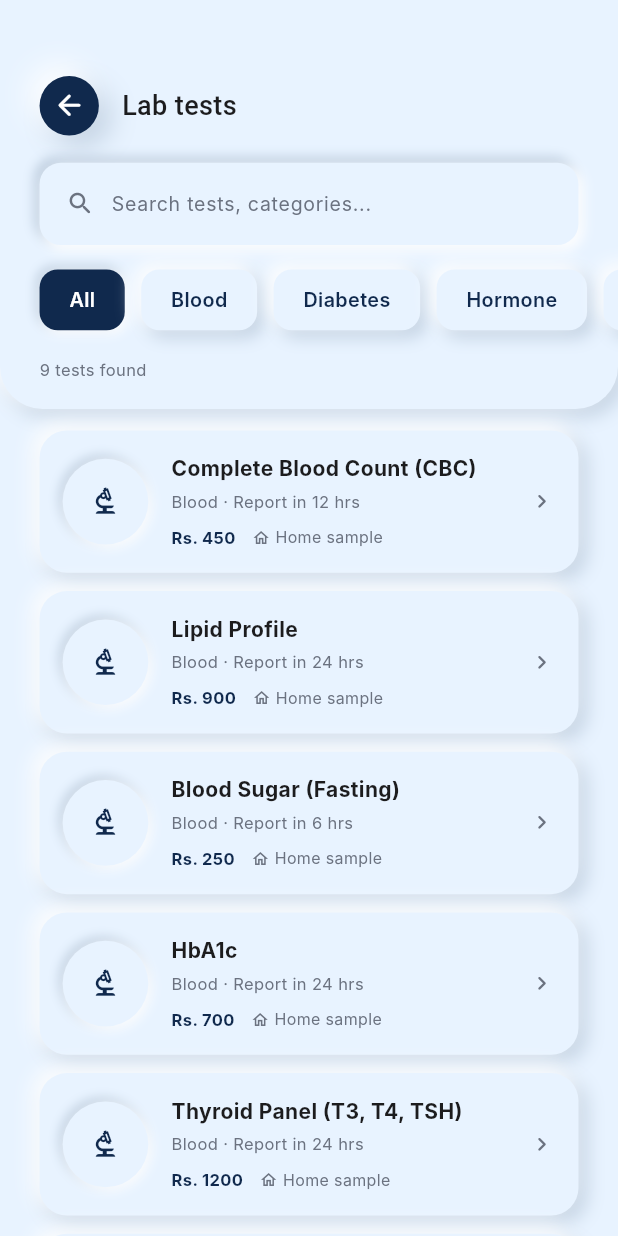
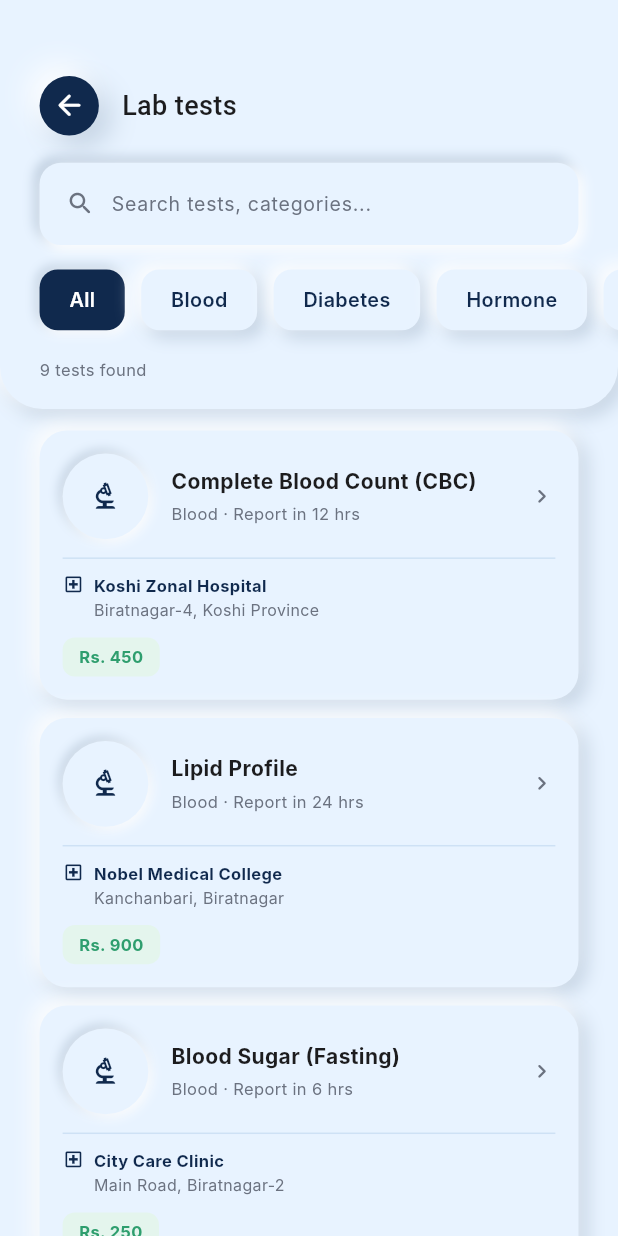
Before and after one commit to swensum/MedConnect, a Flutter app: the LabTestDiscoveryScreen screen opened by its route, on a phone screen of 412 x 824 dp. Run offline on Flutter 3.47's test engine with Material 3 defaults, Android fonts, the phone set to English and light mode, and no system bars; our stand-ins replace file_picker, flutter_riverpod, flutter_screenutil, go_router; Roboto replaces fonts that are missing (Inter, Manrope).

Commit message:
changing ui deisgn

```diff
--- a/lib/Widgets/lab_test_widgets.dart
+++ b/lib/Widgets/lab_test_widgets.dart
@@ -2,6 +2,7 @@ import 'package:flutter/material.dart';
 import 'package:flutter_screenutil/flutter_screenutil.dart';
 import 'package:med_connect/Animations/neumorphic.dart';
 import 'package:med_connect/Theme/theme.dart';
+import 'package:med_connect/Widgets/patient_home_widgets.dart';
 import 'package:med_connect/models/lab_test_model.dart';
 
 class LabTestCard extends StatelessWidget {
@@ -21,7 +22,10 @@ class LabTestCard extends StatelessWidget {
           borderRadius: BorderRadius.circular(18.r),
           boxShadow: neuShadows(distance: 4, blur: 10),
         ),
-        child: Row(
+        child: Column(
+          crossAxisAlignment: CrossAxisAlignment.start,
+          children: [
+            Row(
               children: [
                 Container(
                   width: 52.w,
@@ -53,33 +57,70 @@ class LabTestCard extends StatelessWidget {
                         '${test.sampleType} · Report in ${test.reportTime}',
                         style: AppTextStyles.caption,
                       ),
-                  SizedBox(height: 8.h),
-                  Row(
-                    children: [
-                      Text(
-                        'Rs. ${test.price}',
-                        style: AppTextStyles.caption.copyWith(
-                          color: AppColors.navy,
-                          fontWeight: FontWeight.w700,
-                        ),
-                      ),
-                      if (test.homeSampleAvailable) ...[
-                        SizedBox(width: 10.w),
-                        Icon(Icons.home_outlined, size: 12.sp, color: AppColors.textSecondary),
-                        SizedBox(width: 3.w),
-                        Text(
-                          'Home sample',
-                          style: AppTextStyles.caption.copyWith(fontSize: 10.5.sp),
-                        ),
-                      ],
-                    ],
-                  ),
                     ],
                   ),
                 ),
                 Icon(Icons.chevron_right_rounded, size: 18.sp, color: AppColors.textSecondary),
               ],
             ),
+
+            SizedBox(height: 12.h),
+            Divider(height: 1, color: AppColors.mutedBlue.withValues(alpha: 0.4)),
+            SizedBox(height: 10.h),
+
+            // ---- Lab/hospital info ----
+            Row(
+              crossAxisAlignment: CrossAxisAlignment.start,
+              children: [
+                Icon(Icons.local_hospital_outlined, size: 14.sp, color: AppColors.navy),
+                SizedBox(width: 6.w),
+                Expanded(
+                  child: Column(
+                    crossAxisAlignment: CrossAxisAlignment.start,
+                    children: [
+                      Text(
+                        test.labName,
+                        maxLines: 1,
+                        overflow: TextOverflow.ellipsis,
+                        style: AppTextStyles.caption.copyWith(
+                          fontWeight: FontWeight.w700,
+                          color: AppColors.navy,
+                        ),
+                      ),
+                      SizedBox(height: 1.h),
+                      Text(
+                        test.labAddress,
+                        maxLines: 1,
+                        overflow: TextOverflow.ellipsis,
+                        style: AppTextStyles.caption.copyWith(fontSize: 10.5.sp),
+                      ),
+                    ],
+                  ),
+                ),
+              ],
+            ),
+
+            SizedBox(height: 10.h),
+Row(
+  children: [
+    Container(
+      padding: EdgeInsets.symmetric(horizontal: 10.w, vertical: 5.h),
+      decoration: BoxDecoration(
+        color: kTipTint,
+        borderRadius: BorderRadius.circular(8.r),
+      ),
+      child: Text(
+        'Rs. ${test.price}',
+        style: AppTextStyles.caption.copyWith(
+          color: kTipColor,
+          fontWeight: FontWeight.w700,
+        ),
+      ),
+    ),
+  ],
+),
+          ],
+        ),
       ),
     );
   }
--- a/lib/models/lab_test_model.dart
+++ b/lib/models/lab_test_model.dart
@@ -5,6 +5,8 @@ class LabTest {
     required this.category,
     required this.price,
     required this.sampleType,
+    required this.labName,
+    required this.labAddress,
     this.reportTime = '24 hrs',
     this.homeSampleAvailable = true,
     this.description,
@@ -15,12 +17,19 @@ class LabTest {
   final String category;
   final int price;
   final String sampleType; // e.g. 'Blood', 'Urine'
+  final String labName; // hospital/lab/diagnostic center offering this test
+  final String labAddress;
   final String reportTime;
+
+  /// If true, a technician can come collect the sample at the patient's
+  /// home instead of the patient visiting labName in person.
   final bool homeSampleAvailable;
   final String? description;
 }
 
-// TODO: swap for real lab/test catalog once backend is wired up.
+// TODO: swap for real lab/test catalog once backend is wired up — once
+// there's a location, recommend the nearest labName/labAddress per test
+// rather than this fixed mock assignment.
 const List<LabTest> allLabTests = [
   LabTest(
     id: 'cbc',
@@ -28,6 +37,8 @@ const List<LabTest> allLabTests = [
     category: 'Blood',
     price: 450,
     sampleType: 'Blood',
+    labName: 'Koshi Zonal Hospital',
+    labAddress: 'Biratnagar-4, Koshi Province',
     reportTime: '12 hrs',
     description: 'Measures red cells, white cells, and platelets to check '
         'overall health and detect a range of disorders.',
@@ -38,6 +49,8 @@ const List<LabTest> allLabTests = [
     category: 'Blood',
     price: 900,
     sampleType: 'Blood',
+    labName: 'Nobel Medical College',
+    labAddress: 'Kanchanbari, Biratnagar',
     reportTime: '24 hrs',
     description: 'Checks cholesterol and triglyceride levels to assess '
         'heart disease risk.',
@@ -48,6 +61,8 @@ const List<LabTest> allLabTests = [
     category: 'Diabetes',
     price: 250,
     sampleType: 'Blood',
+    labName: 'City Care Clinic',
+    labAddress: 'Main Road, Biratnagar-2',
     reportTime: '6 hrs',
   ),
   LabTest(
@@ -56,6 +71,8 @@ const List<LabTest> allLabTests = [
     category: 'Diabetes',
     price: 700,
     sampleType: 'Blood',
+    labName: 'Koshi Zonal Hospital',
+    labAddress: 'Biratnagar-4, Koshi Province',
     reportTime: '24 hrs',
     description: 'Average blood sugar level over the past 2-3 months.',
   ),
@@ -65,6 +82,8 @@ const List<LabTest> allLabTests = [
     category: 'Hormone',
     price: 1200,
     sampleType: 'Blood',
+    labName: 'Nobel Medical College',
+    labAddress: 'Kanchanbari, Biratnagar',
     reportTime: '24 hrs',
   ),
   LabTest(
@@ -73,6 +92,8 @@ const List<LabTest> allLabTests = [
     category: 'Urine',
     price: 300,
     sampleType: 'Urine',
+    labName: 'City Care Clinic',
+    labAddress: 'Main Road, Biratnagar-2',
     reportTime: '12 hrs',
     homeSampleAvailable: false,
   ),
@@ -82,6 +103,8 @@ const List<LabTest> allLabTests = [
     category: 'Blood',
     price: 950,
     sampleType: 'Blood',
+    labName: 'Koshi Zonal Hospital',
+    labAddress: 'Biratnagar-4, Koshi Province',
     reportTime: '24 hrs',
   ),
   LabTest(
@@ -90,6 +113,8 @@ const List<LabTest> allLabTests = [
     category: 'Vitamin',
     price: 1500,
     sampleType: 'Blood',
+    labName: 'Nobel Medical College',
+    labAddress: 'Kanchanbari, Biratnagar',
     reportTime: '48 hrs',
   ),
   LabTest(
@@ -98,6 +123,8 @@ const List<LabTest> allLabTests = [
     category: 'Package',
     price: 3500,
     sampleType: 'Blood + Urine',
+    labName: 'Koshi Zonal Hospital',
+    labAddress: 'Biratnagar-4, Koshi Province',
     reportTime: '48 hrs',
     description: 'A comprehensive panel covering blood count, sugar, '
         'lipid profile, liver and kidney function, and more.',
```
Lines whose indentation alone changed are shown as unchanged.
